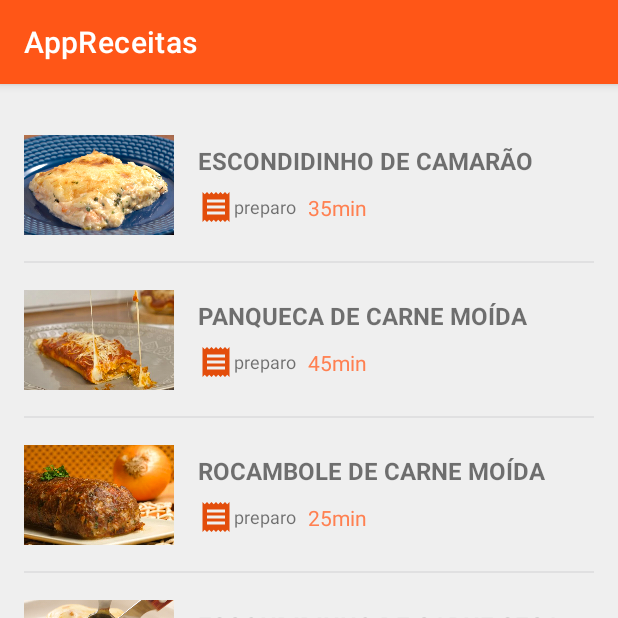
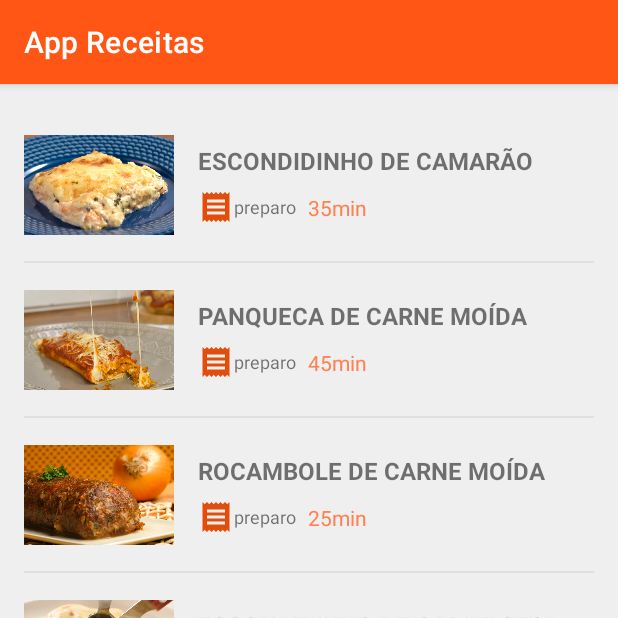
Before and after one commit to cristianbragaa/App-Receitas, an Android app: the screen it shows after launch (MainActivity), on a phone screen of 412 x 824 dp, the top half of it. Run offline under Robolectric (Android 15) with nearby library versions, the phone set to English and light mode, and no system bars.

Commit message:
Alterado cor e nome

```diff
--- a/app/src/main/res/values/colors.xml
+++ b/app/src/main/res/values/colors.xml
@@ -9,7 +9,7 @@
     <color name="white">#FFFFFFFF</color>
 
     <!-- cores customizadas #CE4001 -->
-    <color name="primaria">#FF5617</color>
+    <color name="primaria">#FF5616</color>
     <color name="primaria_variacao">#E34D0B</color>
 
     <color name="secundaria">#FF6F3A</color>
--- a/app/src/main/res/values/strings.xml
+++ b/app/src/main/res/values/strings.xml
@@ -1,3 +1,3 @@
 <resources>
-    <string name="app_name">AppReceitas</string>
+    <string name="app_name">App Receitas</string>
 </resources>
```
